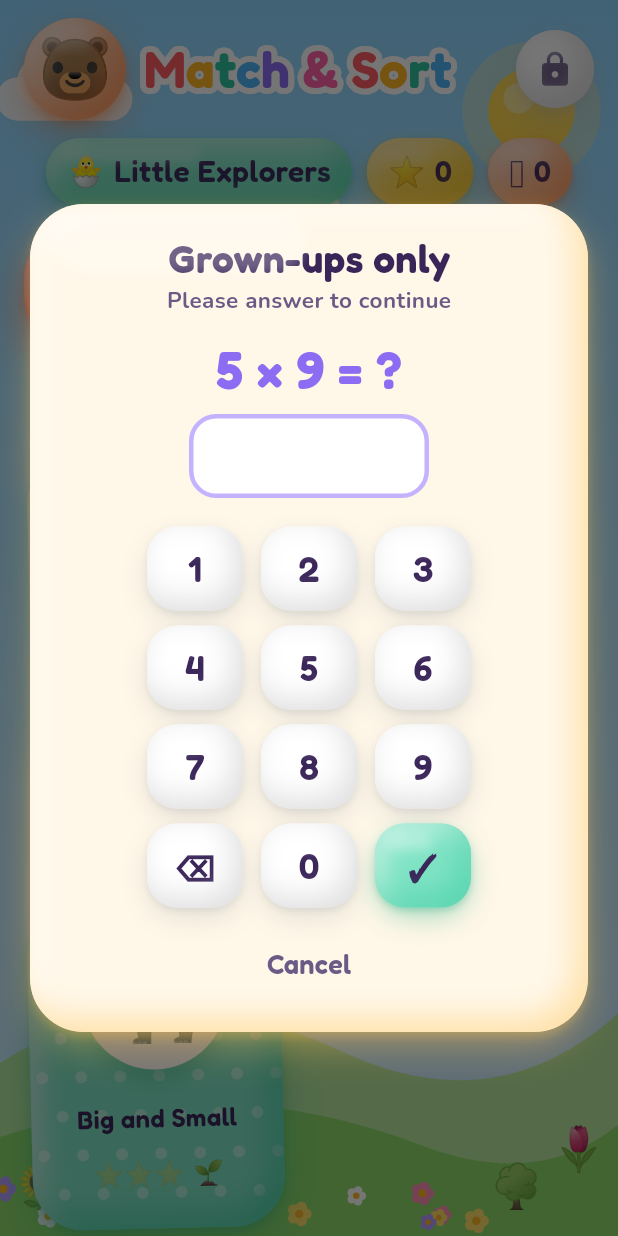
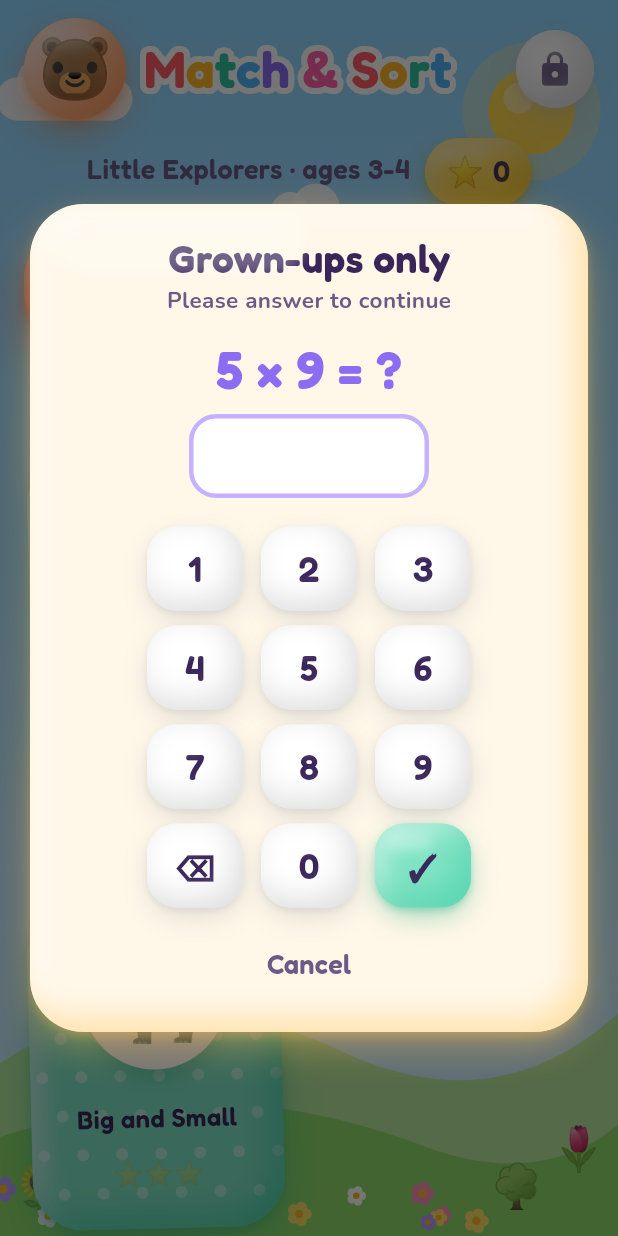
Before and after one commit to TheSinghPranjal/match_and_sort_for_kids, a Flutter app: the screen it shows after launch, after a tap on the "lock" icon, on a phone screen of 412 x 824 dp. Run offline on Flutter 3.47's test engine with Material 3 defaults, Android fonts, the phone set to English and light mode, and no system bars; our stand-ins replace audioplayers, flutter_tts, shared_preferences.

Commit message:
match and sort fixes

```diff
--- a/lib/screens/game_shell.dart
+++ b/lib/screens/game_shell.dart
@@ -219,7 +219,7 @@
             ListenableBuilder(
               listenable: app.rewards,
               builder: (_, _) =>
-                  ClayPill(emoji: '⭐', text: '${app.rewards.points}'),
+                  ClayPill(emoji: '⭐', text: '${app.rewards.stars}'),
             ),
             const SizedBox(width: 8),
           ],
--- a/lib/screens/home_screen.dart
+++ b/lib/screens/home_screen.dart
@@ -101,10 +101,14 @@
             runSpacing: 10,
             alignment: WrapAlignment.center,
             children: [
-              ClayPill(
-                emoji: s.ageGroup.emoji,
-                text: s.ageGroup.title,
-                color: AppColors.mint,
+              // Age world as plain text, so the stars are the only
+              // reward-looking pill on screen.
+              Padding(
+                padding: const EdgeInsets.symmetric(vertical: 10),
+                child: Text(
+                  '${s.ageGroup.title} · ages ${s.ageGroup.ages}',
+                  style: AppText.title(18, color: AppColors.inkSoft),
+                ),
               ),
               if (s.rewardsVisible) ...[
                 ClayPill(
@@ -112,17 +116,6 @@
                   text: '${r.stars}',
                   color: AppColors.sunny,
                 ),
-                ClayPill(
-                  emoji: '🪙',
-                  text: '${r.coins}',
-                  color: AppColors.peach,
-                ),
-                if (r.badges.isNotEmpty)
-                  ClayPill(
-                    emoji: '🏅',
-                    text: '${r.badges.length}',
-                    color: AppColors.lavender,
-                  ),
               ],
             ],
           ),
@@ -240,7 +233,6 @@
               itemBuilder: (context, i) => FunkyGameCard(
                 game: list[i],
                 rounds: app.rewards.progress[list[i].id]?.rounds ?? 0,
-                level: app.rewards.levelFor(list[i], app.settings),
                 onTap: () => launchGame(context, list[i]),
               ),
             ),
@@ -265,7 +257,7 @@
               child: Column(
                 mainAxisSize: MainAxisSize.min,
                 children: [
-                  const Text('🌙', style: TextStyle(fontSize: 72)),
+                  const Text('😴', style: TextStyle(fontSize: 72)),
                   Text(
                     'Time for a rest!',
                     style: AppText.display(30),
@@ -361,13 +353,11 @@
     super.key,
     required this.game,
     required this.rounds,
-    required this.level,
     required this.onTap,
   });
 
   final GameDef game;
   final int rounds;
-  final Level level;
   final VoidCallback onTap;
 
   @override
@@ -447,11 +437,6 @@
                                     style: TextStyle(fontSize: 16),
                                   ),
                                 ),
-                              const SizedBox(width: 6),
-                              Text(
-                                level.emoji,
-                                style: const TextStyle(fontSize: 16),
-                              ),
                             ],
                           ),
                         ],
--- a/lib/screens/match_board_screen.dart
+++ b/lib/screens/match_board_screen.dart
@@ -75,7 +75,7 @@
         audio.speak(card.spoken ?? card.name);
       case BoardOutcome.matched:
         final (a, b) = session.lastPair!;
-        app.rewards.awardPoint(sessionId, a.key);
+        app.rewards.awardStar(sessionId, a.key);
         audio.sfx(Sfx.match);
         audio.haptic();
         audio.speak(praise[rnd.nextInt(praise.length)]);
--- a/lib/screens/match_prompt_screen.dart
+++ b/lib/screens/match_prompt_screen.dart
@@ -75,7 +75,7 @@
     final outcome = session.choose(card.id);
     switch (outcome) {
       case PromptOutcome.correct:
-        app.rewards.awardPoint(sessionId, '${session.index}');
+        app.rewards.awardStar(sessionId, '${session.index}');
         audio.sfx(Sfx.match);
         audio.haptic();
         audio.speak(
--- a/lib/services/rewards_service.dart
+++ b/lib/services/rewards_service.dart
@@ -5,23 +5,6 @@
 
 import '../models/game_models.dart';
 import 'settings_service.dart';
-
-class RewardBadge {
-  const RewardBadge(this.id, this.emoji, this.title);
-  final String id;
-  final String emoji;
-  final String title;
-}
-
-const allBadges = <RewardBadge>[
-  RewardBadge('first_round', '🎉', 'First Round'),
-  RewardBadge('ten_rounds', '🏅', '10 Rounds'),
-  RewardBadge('sorter', '🧺', 'Super Sorter'),
-  RewardBadge('matcher', '🧩', 'Master Matcher'),
-  RewardBadge('explorer', '🧭', 'Tried 5 Games'),
-  RewardBadge('streak3', '🔥', '3 Days in a Row'),
-  RewardBadge('stars50', '🌟', '50 Stars'),
-];
 
 class GameProgress {
   GameProgress({this.rounds = 0, this.levelBonus = 0, this.cleanStreak = 0});
@@ -48,49 +31,36 @@
   }
 }
 
+/// What a finished round earned: the stars collected during it.
 class RoundReward {
-  const RoundReward({
-    required this.coins,
-    required this.stars,
-    required this.xp,
-    required this.newBadges,
-    required this.levelUp,
-  });
-  final int coins;
+  const RoundReward({required this.stars, required this.levelUp});
   final int stars;
-  final int xp;
-  final List<RewardBadge> newBadges;
   final Level? levelUp;
 }
 
-/// One reward service for sorting and matching. Every award is keyed by a
-/// session id so replays, rebuilds or double taps can never pay twice.
-/// Mistakes never remove anything.
+/// The one reward system: stars. A child earns one star for every right
+/// answer, in sorting and matching alike. Each star is keyed by session and
+/// action, so replays, rebuilds or double taps can never pay twice, and
+/// mistakes never take a star away.
 class RewardsController extends ChangeNotifier {
   RewardsController(this._prefs, {DateTime Function()? clock})
     : _clock = clock ?? DateTime.now {
     _load();
   }
 
-  static const _key = 'rewards_v1';
+  static const _key = 'rewards_v2';
+  static const _legacyKey = 'rewards_v1';
   final SharedPreferences? _prefs;
   final DateTime Function() _clock;
 
-  int points = 0;
-  int coins = 0;
   int stars = 0;
-  int xp = 0;
   int roundsCompleted = 0;
-  int sortRounds = 0;
-  int matchRounds = 0;
-  int dayStreak = 0;
-  String lastPlayDay = '';
   String usageDay = '';
   int playSecondsToday = 0;
   Map<String, GameProgress> progress = {};
-  Set<String> badges = {};
 
-  final Set<String> _pointKeys = {};
+  final Set<String> _starKeys = {};
+  final Map<String, int> _sessionStars = {};
   final Map<String, RoundReward> _roundAwards = {};
 
   /// Seconds played since the app opened (for the session-length nudge).
@@ -111,10 +81,11 @@
     return Level.fromValue((s.ageGroup.startLevel.value + bonus).clamp(1, 3));
   }
 
-  /// One point per correct action. Returns false if already awarded.
-  bool awardPoint(String sessionId, String actionId) {
-    if (!_pointKeys.add('$sessionId/$actionId')) return false;
-    points++;
+  /// One star per correct action. Returns false if already awarded.
+  bool awardStar(String sessionId, String actionId) {
+    if (!_starKeys.add('$sessionId/$actionId')) return false;
+    stars++;
+    _sessionStars[sessionId] = (_sessionStars[sessionId] ?? 0) + 1;
     notifyListeners();
     _save();
     return true;
@@ -134,18 +105,6 @@
     final gp = progressOf(game.id);
     gp.rounds++;
     roundsCompleted++;
-    if (game.kind == GameKind.sort) {
-      sortRounds++;
-    } else {
-      matchRounds++;
-    }
-    const earnedCoins = 5;
-    const earnedStars = 1;
-    final earnedXp = correct * 2 + 5;
-    coins += earnedCoins;
-    stars += earnedStars;
-    xp += earnedXp;
-    _touchStreak();
 
     // Adaptive difficulty: two smooth rounds in a row moves up a level;
     // a really bumpy round quietly eases back down.
@@ -164,41 +123,14 @@
       }
     }
 
-    final newBadges = <RewardBadge>[];
-    void check(String id, bool ok) {
-      if (ok && badges.add(id)) {
-        newBadges.add(allBadges.firstWhere((b) => b.id == id));
-      }
-    }
-
-    check('first_round', roundsCompleted >= 1);
-    check('ten_rounds', roundsCompleted >= 10);
-    check('sorter', sortRounds >= 10);
-    check('matcher', matchRounds >= 10);
-    check('explorer', progress.values.where((p) => p.rounds > 0).length >= 5);
-    check('streak3', dayStreak >= 3);
-    check('stars50', stars >= 50);
-
     final reward = RoundReward(
-      coins: earnedCoins,
-      stars: earnedStars,
-      xp: earnedXp,
-      newBadges: newBadges,
+      stars: _sessionStars[sessionId] ?? 0,
       levelUp: levelUp,
     );
     _roundAwards[sessionId] = reward;
     notifyListeners();
     _save();
     return reward;
-  }
-
-  void _touchStreak() {
-    final today = _today;
-    if (lastPlayDay == today) return;
-    final y = _clock().subtract(const Duration(days: 1));
-    final yesterday = '${y.year}-${y.month}-${y.day}';
-    dayStreak = lastPlayDay == yesterday ? dayStreak + 1 : 1;
-    lastPlayDay = today;
   }
 
   void addPlaySeconds(int seconds) {
@@ -231,12 +163,11 @@
   }
 
   void resetAll() {
-    points = coins = stars = xp = 0;
-    roundsCompleted = sortRounds = matchRounds = dayStreak = 0;
-    lastPlayDay = '';
+    stars = 0;
+    roundsCompleted = 0;
     progress = {};
-    badges = {};
-    _pointKeys.clear();
+    _starKeys.clear();
+    _sessionStars.clear();
     _roundAwards.clear();
     notifyListeners();
     _save();
@@ -245,19 +176,15 @@
   void _load() {
     try {
       final raw = _prefs?.getString(_key);
-      if (raw == null) return;
-      final j = jsonDecode(raw) as Map<String, dynamic>;
+      final legacy = raw == null ? _prefs?.getString(_legacyKey) : null;
+      if (raw == null && legacy == null) return;
+      final j = jsonDecode(raw ?? legacy!) as Map<String, dynamic>;
       int i(String k) => j[k] is int ? (j[k] as int).clamp(0, 1 << 30) : 0;
-      points = i('points');
-      coins = i('coins');
-      stars = i('stars');
-      xp = i('xp');
+      // Older versions counted one "point" per right answer - those become
+      // stars. Their coins, XP and badges are dropped.
+      stars = raw != null ? i('stars') : i('points');
       roundsCompleted = i('rounds');
-      sortRounds = i('sortRounds');
-      matchRounds = i('matchRounds');
-      dayStreak = i('streak');
       playSecondsToday = i('playSeconds');
-      lastPlayDay = j['lastDay'] is String ? j['lastDay'] as String : '';
       usageDay = j['usageDay'] is String ? j['usageDay'] as String : '';
       final p = j['progress'];
       if (p is Map) {
@@ -265,8 +192,6 @@
           for (final e in p.entries) '${e.key}': GameProgress.fromJson(e.value),
         };
       }
-      final b = j['badges'];
-      badges = b is List ? {for (final x in b) '$x'} : {};
     } catch (_) {
       // Corrupt data: start fresh rather than crash.
     }
@@ -276,19 +201,11 @@
     _prefs?.setString(
       _key,
       jsonEncode({
-        'points': points,
-        'coins': coins,
         'stars': stars,
-        'xp': xp,
         'rounds': roundsCompleted,
-        'sortRounds': sortRounds,
-        'matchRounds': matchRounds,
-        'streak': dayStreak,
-        'lastDay': lastPlayDay,
         'usageDay': usageDay,
         'playSeconds': playSecondsToday,
         'progress': progress.map((k, v) => MapEntry(k, v.toJson())),
-        'badges': badges.toList(),
       }),
     );
   }
--- a/lib/widgets/clay.dart
+++ b/lib/widgets/clay.dart
@@ -301,7 +301,7 @@
   }
 }
 
-/// Small pill showing a reward counter (stars, coins).
+/// Small pill showing a counter (stars, age group, timer).
 class ClayPill extends StatelessWidget {
   const ClayPill({
     super.key,
--- a/lib/widgets/effects.dart
+++ b/lib/widgets/effects.dart
@@ -167,7 +167,7 @@
           if (!_c.isAnimating) return SizedBox.square(dimension: widget.size);
           final t = Curves.easeOut.transform(_c.value);
           final opacity = (1 - _c.value).clamp(0.0, 1.0);
-          const emojis = ['✨', '⭐', '💖', '✨', '🌟', '⭐'];
+          const emojis = ['✨', '⭐', '✨', '⭐', '✨', '⭐'];
           return SizedBox.square(
             dimension: widget.size,
             child: Stack(
```
Also changed, not shown: lib/screens/celebration_screen.dart (+6 -30 lines), lib/screens/parent_zone_screen.dart (+3 -23 lines), lib/screens/sort_game_screen.dart (+18 -7 lines), pubspec.yaml (+23 -0 lines), pubspec.lock, 43 other files.
